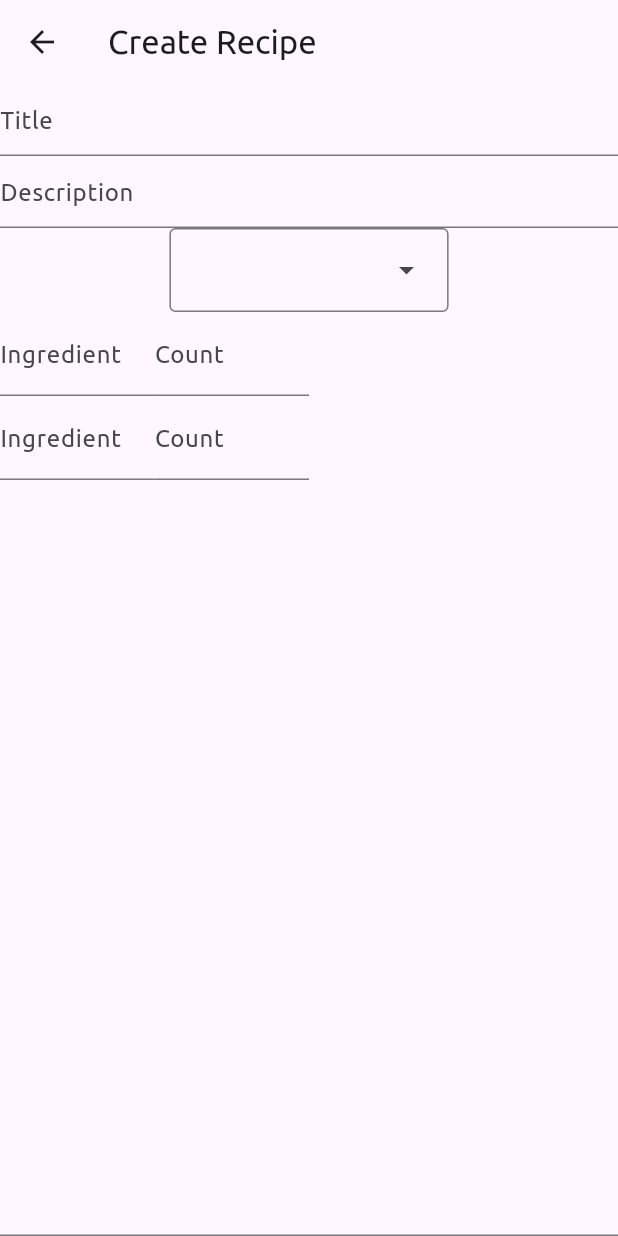
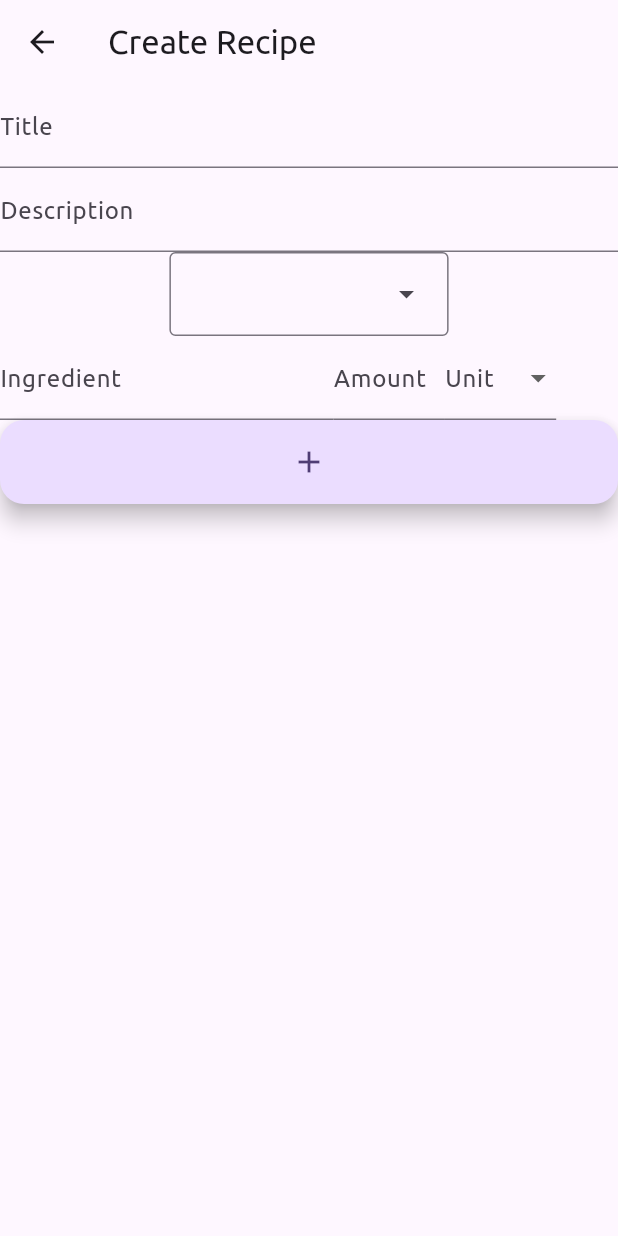
Before and after one commit to SomnusVeritas/rezepte, a Flutter app: the CreateRecipe screen opened by its route, on a phone screen of 412 x 824 dp. Run offline on Flutter 3.47's test engine with Material 2 defaults, Android fonts, the phone set to English and light mode, and no system bars; project files that could hold a hidden picture were left out.

Commit message:
added expandable list of ingredients

```diff
--- /dev/null
+++ b/lib/constants.dart
@@ -0,0 +1,16 @@
+import 'models/unit.dart';
+
+Iterable<Unit> units = [
+  Unit('mg', UnitType.weight),
+  Unit('g', UnitType.weight),
+  Unit('kg', UnitType.weight),
+  Unit('ml', UnitType.fluid),
+  Unit('cl', UnitType.fluid),
+  Unit('dl', UnitType.fluid),
+  Unit('l', UnitType.fluid),
+  Unit('teaspoon', UnitType.fluid, system: System.imperial),
+  Unit('tablespoon', UnitType.fluid, system: System.imperial),
+  Unit('cup', UnitType.fluid, system: System.imperial),
+  Unit('pint', UnitType.fluid, system: System.imperial),
+  Unit('pieces', UnitType.count, system: System.neutral),
+];
--- a/lib/models/ingredient.dart
+++ b/lib/models/ingredient.dart
@@ -1,6 +1,8 @@
+import 'unit.dart';
+
 class Ingredient {
   final String title;
-  List<String> possibleUnits = [];
+  List<Unit> possibleUnits = [];
   List<String> preferredBrands = [];
 
   Ingredient({
--- /dev/null
+++ b/lib/models/unit.dart
@@ -0,0 +1,17 @@
+class Unit {
+  final String name;
+  final UnitType type;
+  final System system;
+
+  Unit(this.name, this.type, {this.system = System.metric});
+}
+
+enum System { metric, imperial, neutral }
+
+enum UnitType {
+  metric,
+  imperial,
+  fluid,
+  weight,
+  count,
+}
--- a/lib/pages/create_recipe_page.dart
+++ b/lib/pages/create_recipe_page.dart
@@ -1,6 +1,5 @@
 import 'package:flutter/material.dart';
-import 'package:rezepte/widgets/dropdown_textfield.dart';
-import 'package:rezepte/widgets/ingredients_list.dart';
+import '../widgets/ingredients_widget.dart';
 
 import '../models/difficulty.dart';
 import '../widgets/difficulty_dropdown.dart';
@@ -21,6 +20,7 @@ class _CreateRecipeState extends State<CreateRecipe> {
 
   @override
   Widget build(BuildContext context) {
+    final width = MediaQuery.of(context).size.width;
     return Scaffold(
       appBar: AppBar(
         title: const Text('Create Recipe'),
@@ -31,18 +31,19 @@ class _CreateRecipeState extends State<CreateRecipe> {
             TextFormField(
               controller: titleText,
               decoration: const InputDecoration(
-                hintText: 'Title',
+                label: Text('Title'),
               ),
             ),
             TextFormField(
               controller: descriptionText,
               decoration: const InputDecoration(
-                hintText: 'Description',
+                label: Text('Description'),
               ),
             ),
             const DifficultyDropdown(),
-            const IngredientsList(),
-            const DropdownTextfield(),
+            IngredientsWidget(
+              width: width * 0.9,
+            ),
           ],
         ),
       ),
--- a/lib/widgets/dropdown_textfield.dart
+++ /dev/null
@@ -1,41 +0,0 @@
-import 'package:flutter/material.dart';
-
-class DropdownTextfield extends StatefulWidget {
-  const DropdownTextfield({super.key});
-
-  @override
-  State<DropdownTextfield> createState() => _DropdownTextfieldState();
-}
-
-class _DropdownTextfieldState extends State<DropdownTextfield> {
-  List<DropdownMenuItem> get _getDropdownItems {
-    return [
-      const DropdownMenuItem(
-        child: Text('rsitensroe'),
-        value: 1,
-      ),
-      const DropdownMenuItem(
-        child: Text('rstiersnmti'),
-        value: 2,
-      )
-    ];
-  }
-
-  @override
-  Widget build(BuildContext context) {
-    final dropdownValue = _getDropdownItems.first.value;
-    return SizedBox(
-      width: 500,
-      child: TextField(
-        decoration: InputDecoration(
-            suffix: DropdownButton(
-          items: _getDropdownItems,
-          onChanged: _onDropdownChanged,
-          value: dropdownValue,
-        )),
-      ),
-    );
-  }
-
-  void _onDropdownChanged(value) {}
-}
--- /dev/null
+++ b/lib/widgets/ingredients_widget.dart
@@ -0,0 +1,85 @@
+import 'package:flutter/material.dart';
+import '../constants.dart' as constants;
+
+class IngredientsWidget extends StatefulWidget {
+  const IngredientsWidget({super.key, this.width});
+
+  final double? width;
+
+  @override
+  State<IngredientsWidget> createState() => _IngredientsWidgetState();
+}
+
+class _IngredientsWidgetState extends State<IngredientsWidget> {
+  late double width;
+  int itemCount = 1;
+
+  Widget _ingredientListBuilder(BuildContext context, int index) {
+    if (index == itemCount) {
+      return FloatingActionButton(
+        onPressed: () => setState(() {
+          itemCount++;
+        }),
+        child: const Icon(Icons.add),
+      );
+    }
+    return Row(
+      children: [
+        SizedBox(
+          width: width * 0.6,
+          child: const TextField(
+            textInputAction: TextInputAction.next,
+            decoration: InputDecoration(
+              label: Text('Ingredient'),
+            ),
+          ),
+        ),
+        SizedBox(
+          width: width * 0.2,
+          child: const TextField(
+            maxLines: 1,
+            keyboardType: TextInputType.number,
+            textInputAction: TextInputAction.next,
+            decoration: InputDecoration(
+              label: Text('Amount'),
+            ),
+          ),
+        ),
+        SizedBox(
+          width: width * 0.2,
+          child: DropdownButtonFormField<String>(
+            decoration: const InputDecoration(
+              label: Text('Unit'),
+            ),
+            isDense: true,
+            items: constants.units
+                .map(
+                  (e) => DropdownMenuItem<String>(
+                    value: e.name,
+                    child: SizedBox(
+                      width: width * 0.135,
+                      child: Text(e.name),
+                    ),
+                  ),
+                )
+                .toList(),
+            onChanged: _onDropdownChanged,
+          ),
+        )
+      ],
+    );
+  }
+
+  @override
+  Widget build(BuildContext context) {
+    width = widget.width ?? MediaQuery.of(context).size.width;
+    return Expanded(
+      child: ListView.builder(
+        itemCount: itemCount + 1,
+        itemBuilder: _ingredientListBuilder,
+      ),
+    );
+  }
+
+  void _onDropdownChanged(value) {}
+}
```
